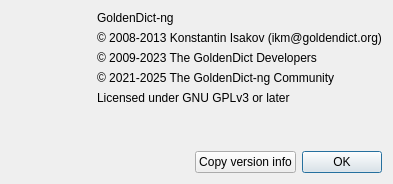
xiaoyifang/goldendict-ng, file src/ui/about.ui: the form before one commit.
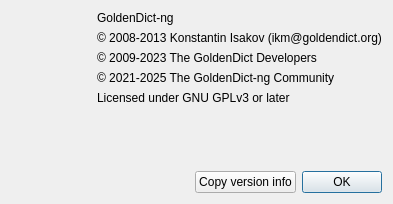
The form after the commit. Icons and pictures are not drawn.

Commit message:
feat(ui): Add changelog link to About dialog (#2941)
* feat(ui): add changelog link to about dialog

- Add  and  functions in version.cc
- Add clickable Changelog link in About dialog that opens GitHub release page
- Fix: ensure consistent git hash length (10 chars) in both CMake and CI workflow

* style(version): format everything() using QString::arg()

* style(version): improve everything() output format

* style(version): use raw string literals

* style(version): simplify everything() function

* docs(version): add comments explaining version format

Diff of the .ui file:
```diff
--- a/src/ui/about.ui
+++ b/src/ui/about.ui
@@ -156,6 +156,19 @@
          </property>
         </widget>
        </item>
+       <item>
+        <widget class="QLabel" name="changelogLink">
+         <property name="text">
+          <string notr="true"/>
+         </property>
+         <property name="openExternalLinks">
+          <bool>true</bool>
+         </property>
+         <property name="textInteractionFlags">
+          <set>Qt::TextBrowserInteraction</set>
+         </property>
+        </widget>
+       </item>
        <item>
         <layout class="QHBoxLayout" name="horizontalLayout_4">
          <property name="sizeConstraint">
```
The commit also changes 5 other files.
